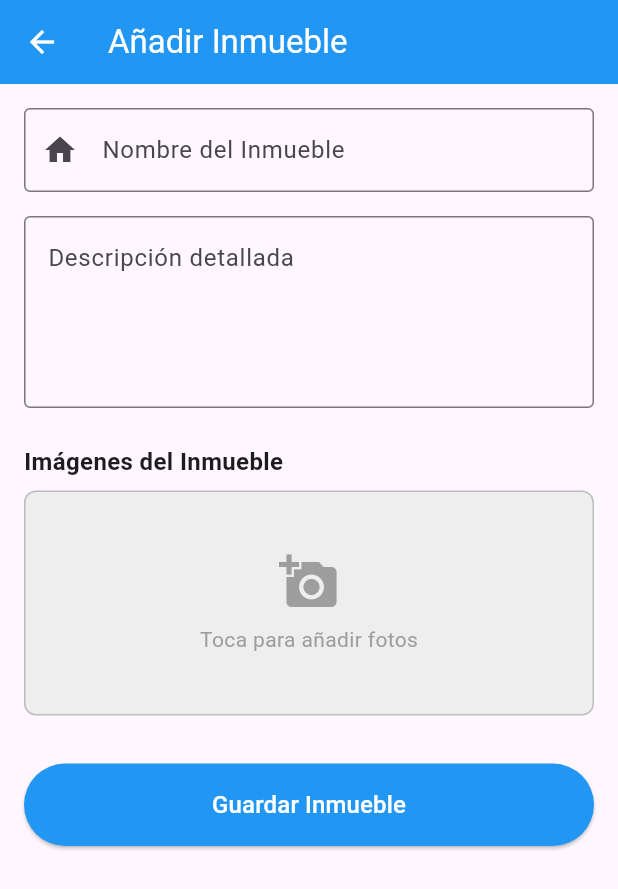
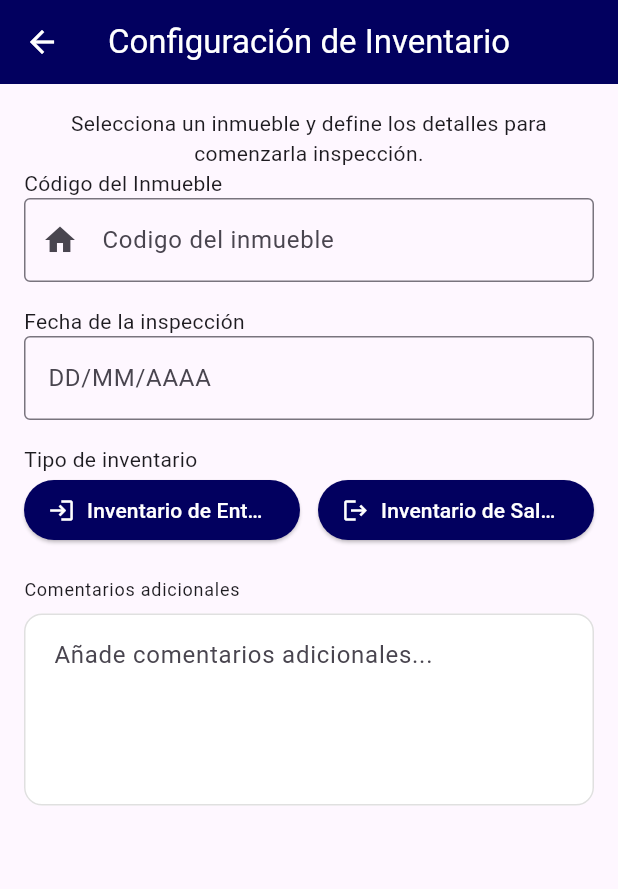
Before and after one commit to Mateovh2004/arrendamientos_butaquito, a Flutter app: the PantallaNuevoInmueble screen opened directly, on a phone screen of 412 x 824 dp. Shown: the top 889 px of the screen. Run offline on Flutter 3.47's test engine with Material 3 defaults, Android fonts, the phone set to English and light mode, and no system bars.

Commit message:
Agrega pantalla crear inventario y se modifica pantalla de nuevo inmueble

```diff
--- /dev/null
+++ b/lib/layout/nuevo_inmueble.dart
@@ -0,0 +1,163 @@
+import 'package:flutter/material.dart';
+import 'crear_-inventario.dart';
+
+class PantallaNuevoInmueble extends StatefulWidget {
+  const PantallaNuevoInmueble({super.key});
+
+  @override
+  State<PantallaNuevoInmueble> createState() => _PantallaNuevoInmuebleState();
+}
+
+class _PantallaNuevoInmuebleState extends State<PantallaNuevoInmueble> {
+  // Controladores para capturar el texto ingresado
+  final TextEditingController _controladorInmueble = TextEditingController();
+  final TextEditingController _controladorFecha = TextEditingController();
+  final TextEditingController _comentariosController = TextEditingController();
+
+  @override
+  void dispose() {
+    _controladorInmueble.dispose();
+    _controladorFecha.dispose();
+    _comentariosController.dispose();
+    super.dispose();
+  }
+
+  @override
+  Widget build(BuildContext context) {
+    return Scaffold(
+      appBar: AppBar(
+        title: const Text('Configuración de Inventario'),
+        backgroundColor: const Color.fromARGB(255, 2, 0, 95),
+        foregroundColor: Colors.white,
+        actions: [
+
+        ],
+      ),
+      body: SingleChildScrollView(
+        padding: const EdgeInsets.all(16.0),
+        child: Column(
+          crossAxisAlignment: CrossAxisAlignment.stretch,
+          children: [
+            // Campo: Nombre o Título del Inmueble
+
+              const Text(
+                'Selecciona un inmueble y define los detalles para comenzarla inspección.',
+                textAlign: TextAlign.center,
+                style: TextStyle(fontSize: 14),
+              ),
+              const Text(
+              'Código del Inmueble',
+              style: TextStyle(fontSize: 14),
+            ),
+            TextField(
+              controller: _controladorInmueble,
+              decoration: const InputDecoration(
+                labelText: 'Codigo del inmueble',
+                border: OutlineInputBorder(),
+                prefixIcon: Icon(Icons.home),
+              ),
+            ),
+            const SizedBox(height: 16),
+              const Text(
+              'Fecha de la inspección',
+              style: TextStyle(fontSize: 14),
+            ),
+            // Campo: Fecha (Multilinea)
+            TextField(
+              controller: _controladorFecha,
+              maxLines: 1 ,
+              decoration: const InputDecoration(
+                labelText: 'DD/MM/AAAA',
+                border: OutlineInputBorder(),
+                alignLabelWithHint: true,
+              ),
+            ),
+            const SizedBox(height: 16),
+
+            // Sección de Imágenes (Marcador de posición)
+            const Text(
+              'Tipo de inventario',
+              style: TextStyle(fontSize: 14),
+            ),
+
+Row(
+  children: [
+    Expanded(
+      child: ElevatedButton.icon(
+        onPressed: () {
+           Navigator.push(
+              context,
+              MaterialPageRoute(
+                builder: (context) => const CrearInventario()
+              ),
+           );
+        },
+        icon: const Icon(Icons.login),
+        label: const Text(
+          'Inventario de Entrada',
+          style: TextStyle(fontSize: 14),
+          overflow: TextOverflow.ellipsis,
+        ),
+        style: ElevatedButton.styleFrom(
+          backgroundColor: const Color.fromARGB(255, 2, 0, 95),
+          foregroundColor: Colors.white,
+        ),
+      ),
+    ),
+    const SizedBox(width: 12),
+    Expanded(
+      child: ElevatedButton.icon(
+        onPressed: () {
+                     Navigator.push(
+              context,
+              MaterialPageRoute(
+                builder: (context) => const CrearInventario()
+              ),
+          );
+        },
+        icon: const Icon(Icons.logout),
+        label: const Text(
+          'Inventario de Salida',
+          style: TextStyle(fontSize: 14),
+          overflow: TextOverflow.ellipsis,
+        ),
+        style: ElevatedButton.styleFrom(
+          backgroundColor: const Color.fromARGB(255, 2, 0, 95),
+          foregroundColor: Colors.white,
+        ),
+      ),
+    ),
+  ],
+),
+        const SizedBox(height: 20),
+const Text(
+  'Comentarios adicionales',
+  style: TextStyle(fontSize: 12, letterSpacing: 0.5),
+),
+const SizedBox(height: 8),
+TextField(
+  controller: _comentariosController,
+  maxLines: 4,
+  textCapitalization: TextCapitalization.sentences,
+  decoration: InputDecoration(
+    hintText: 'Añade comentarios adicionales...',
+    filled: true,
+    fillColor: Colors.white,
+    contentPadding: const EdgeInsets.all(16),
+    enabledBorder: OutlineInputBorder(
+      borderRadius: BorderRadius.circular(12),
+      borderSide: BorderSide(color: Colors.grey.shade300),
+    ),
+    focusedBorder: OutlineInputBorder(
+      borderRadius: BorderRadius.circular(12),
+      borderSide: const BorderSide(color: Color.fromARGB(255, 2, 0, 95)),
+    ),
+  ),
+),
+
+          ],
+        ),
+      ),
+    );
+  }
+}
--- a/lib/layout/registro/nuevo_inmueble.dart
+++ /dev/null
@@ -1,111 +0,0 @@
-import 'package:flutter/material.dart';
-
-class PantallaNuevoInmueble extends StatefulWidget {
-  const PantallaNuevoInmueble({super.key});
-
-  @override
-  State<PantallaNuevoInmueble> createState() => _PantallaNuevoInmuebleState();
-}
-
-class _PantallaNuevoInmuebleState extends State<PantallaNuevoInmueble> {
-  // Controladores para capturar el texto ingresado
-  final TextEditingController _controladorNombre = TextEditingController();
-  final TextEditingController _controladorDescripcion = TextEditingController();
-
-  @override
-  void dispose() {
-    _controladorNombre.dispose();
-    _controladorDescripcion.dispose();
-    super.dispose();
-  }
-
-  @override
-  Widget build(BuildContext context) {
-    return Scaffold(
-      appBar: AppBar(
-        title: const Text('Añadir Inmueble'),
-        backgroundColor: Colors.blue,
-        foregroundColor: Colors.white,
-      ),
-      body: SingleChildScrollView(
-        padding: const EdgeInsets.all(16.0),
-        child: Column(
-          crossAxisAlignment: CrossAxisAlignment.stretch,
-          children: [
-            // Campo: Nombre o Título del Inmueble
-            TextField(
-              controller: _controladorNombre,
-              decoration: const InputDecoration(
-                labelText: 'Nombre del Inmueble',
-                border: OutlineInputBorder(),
-                prefixIcon: Icon(Icons.home),
-              ),
-            ),
-            const SizedBox(height: 16),
-
-            // Campo: Descripción (Multilinea)
-            TextField(
-              controller: _controladorDescripcion,
-              maxLines: 4,
-              decoration: const InputDecoration(
-                labelText: 'Descripción detallada',
-                border: OutlineInputBorder(),
-                alignLabelWithHint: true,
-              ),
-            ),
-            const SizedBox(height: 24),
-
-            // Sección de Imágenes (Marcador de posición)
-            const Text(
-              'Imágenes del Inmueble',
-              style: TextStyle(fontSize: 16, fontWeight: FontWeight.bold),
-            ),
-            const SizedBox(height: 8),
-
-            // Contenedor interactivo para simular la subida de fotos
-            InkWell(
-              onTap: () {
-                print('Aquí se abrirá la galería o cámara más adelante');
-              },
-              child: Container(
-                height: 150,
-                decoration: BoxDecoration(
-                  color: Colors.grey[200],
-                  borderRadius: BorderRadius.circular(8),
-                  border: Border.all(color: Colors.grey[400]!, style: BorderStyle.solid),
-                ),
-                child: const Column(
-                  mainAxisAlignment: MainAxisAlignment.center,
-                  children: [
-                    Icon(Icons.add_a_photo, size: 40, color: Colors.grey),
-                    SizedBox(height: 8),
-                    Text('Toca para añadir fotos', style: TextStyle(color: Colors.grey)),
-                  ],
-                ),
-              ),
-            ),
-            const SizedBox(height: 32),
-
-            // Botón Guardar Registro
-            ElevatedButton(
-              onPressed: () {
-                print('--- Guardando nuevo inmueble ---');
-                print('Nombre: ${_controladorNombre.text}');
-                print('Descripción: ${_controladorDescripcion.text}');
-
-                // Regresa a la pantalla anterior después de guardar
-                Navigator.pop(context);
-              },
-              style: ElevatedButton.styleFrom(
-                backgroundColor: Colors.blue,
-                foregroundColor: Colors.white,
-                padding: const EdgeInsets.symmetric(vertical: 16),
-              ),
-              child: const Text('Guardar Inmueble', style: TextStyle(fontSize: 16)),
-            ),
-          ],
-        ),
-      ),
-    );
-  }
-}
```
Also changed, not shown: lib/layout/crear_-inventario.dart (added, +224 -0 lines), lib/layout/lista_inmuebles.dart (+6 -2 lines), lib/layout/menu_inicio.dart (+7 -1 lines), lib/main.dart (+10 -24 lines), pubspec.lock.
